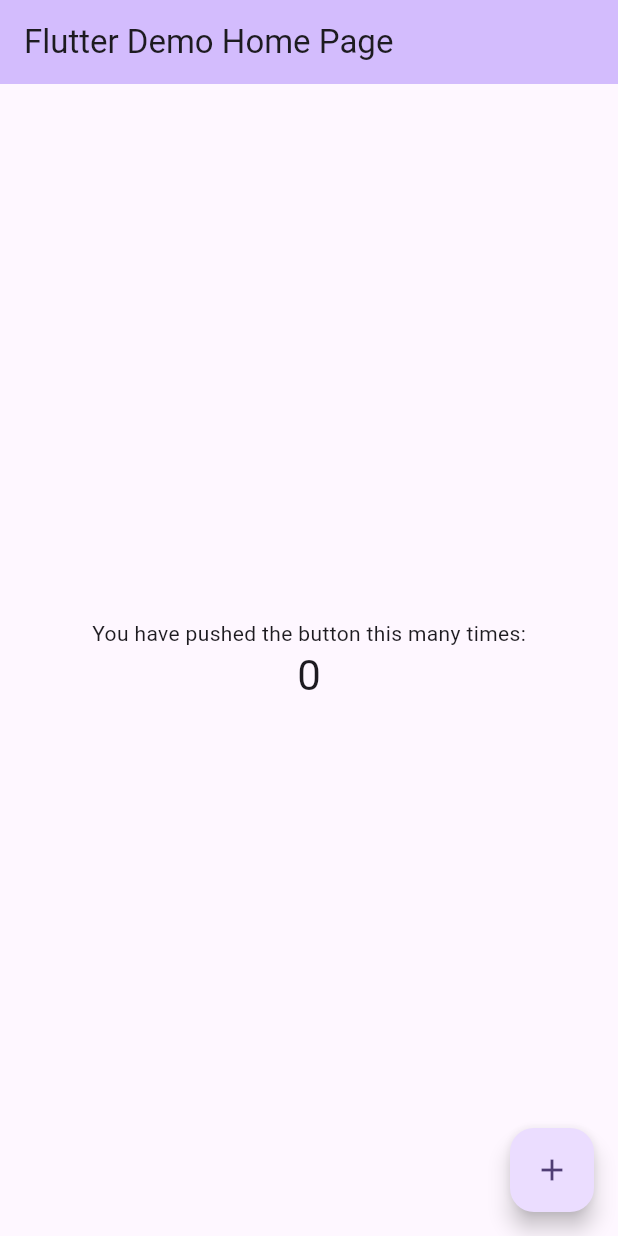
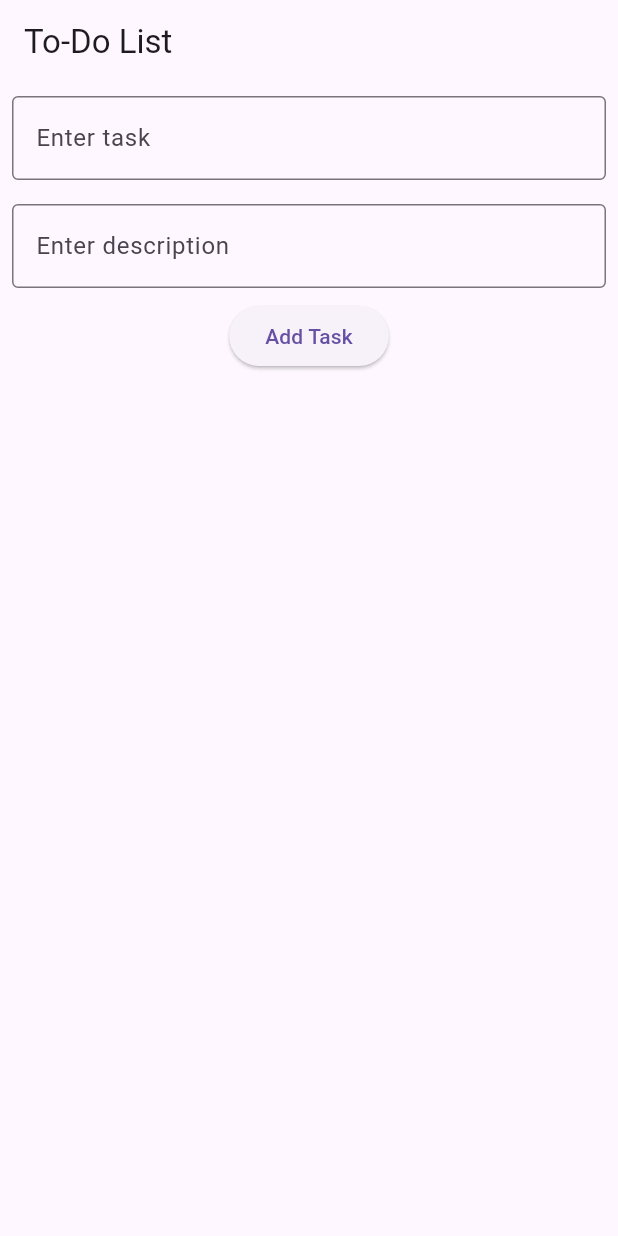
Before and after one commit to hagry2015/todo-list, a Flutter app: the screen it shows after launch, on a phone screen of 412 x 824 dp. Run offline on Flutter 3.47's test engine with Material 3 defaults, Android fonts, the phone set to English and light mode, and no system bars; our stand-ins replace shared_preferences.

Commit message:
updated file

```diff
--- a/lib/main.dart
+++ b/lib/main.dart
@@ -1,125 +1,210 @@
 import 'package:flutter/material.dart';
+import 'package:shared_preferences/shared_preferences.dart';
+import 'task_model.dart';
 
 void main() {
-  runApp(const MyApp());
+  runApp(const TodoApp());
 }
 
-class MyApp extends StatelessWidget {
-  const MyApp({super.key});
+class TodoApp extends StatelessWidget {
+  const TodoApp({Key? key}) : super(key: key);
 
-  // This widget is the root of your application.
   @override
   Widget build(BuildContext context) {
     return MaterialApp(
-      title: 'Flutter Demo',
+      debugShowCheckedModeBanner: false,
+      title: 'To-Do List App',
       theme: ThemeData(
-        // This is the theme of your application.
-        //
-        // TRY THIS: Try running your application with "flutter run". You'll see
-        // the application has a purple toolbar. Then, without quitting the app,
-        // try changing the seedColor in the colorScheme below to Colors.green
-        // and then invoke "hot reload" (save your changes or press the "hot
-        // reload" button in a Flutter-supported IDE, or press "r" if you used
-        // the command line to start the app).
-        //
-        // Notice that the counter didn't reset back to zero; the application
-        // state is not lost during the reload. To reset the state, use hot
-        // restart instead.
-        //
-        // This works for code too, not just values: Most code changes can be
-        // tested with just a hot reload.
-        colorScheme: ColorScheme.fromSeed(seedColor: Colors.deepPurple),
-        useMaterial3: true,
+        primarySwatch: Colors.blue,
       ),
-      home: const MyHomePage(title: 'Flutter Demo Home Page'),
+      home: const TodoListScreen(),
     );
   }
 }
 
-class MyHomePage extends StatefulWidget {
-  const MyHomePage({super.key, required this.title});
-
-  // This widget is the home page of your application. It is stateful, meaning
-  // that it has a State object (defined below) that contains fields that affect
-  // how it looks.
-
-  // This class is the configuration for the state. It holds the values (in this
-  // case the title) provided by the parent (in this case the App widget) and
-  // used by the build method of the State. Fields in a Widget subclass are
-  // always marked "final".
-
-  final String title;
+class TodoListScreen extends StatefulWidget {
+  const TodoListScreen({Key? key}) : super(key: key);
 
   @override
-  State<MyHomePage> createState() => _MyHomePageState();
+  _TodoListScreenState createState() => _TodoListScreenState();
 }
 
-class _MyHomePageState extends State<MyHomePage> {
-  int _counter = 0;
+class _TodoListScreenState extends State<TodoListScreen> {
+  List<Task> _tasks = [];
+  TextEditingController _taskController = TextEditingController();
+  TextEditingController _taskControllerDesc = TextEditingController();
 
-  void _incrementCounter() {
+  @override
+  void initState() {
+    super.initState();
+    _loadTasks();
+  }
+
+  // Load tasks from SharedPreferences
+  Future<void> _loadTasks() async {
+    final prefs = await SharedPreferences.getInstance();
+    final String? tasksString = prefs.getString('tasks');
+    if (tasksString != null) {
+      setState(() {
+        _tasks = Task.decode(tasksString);
+      });
+    }
+  }
+
+  // Save tasks to SharedPreferences
+  Future<void> _saveTasks() async {
+    final prefs = await SharedPreferences.getInstance();
+    prefs.setString('tasks', Task.encode(_tasks));
+  }
+
+  // Add a task
+  void _addTask() {
+    if (_taskController.text.isNotEmpty) {
+      setState(() {
+        _tasks.add(Task(title: _taskController.text,description: _taskControllerDesc.text));
+      });
+      _taskController.clear();
+      _taskControllerDesc.clear();
+      _saveTasks(); // Save after adding
+    }
+  }
+
+  // Edit a task
+  void _editTask(int index) {
+    showDialog(
+      context: context,
+      builder: (context) {
+        TextEditingController _editController =
+        TextEditingController(text: _tasks[index].title);
+
+        TextEditingController _editControllerDesc =
+        TextEditingController(text: _tasks[index].description ?? "");
+
+        return AlertDialog(
+          title: const Text('Edit Task'),
+          content: Column(
+            children: [
+              TextField(
+                controller: _editController,
+                decoration: const InputDecoration(hintText: "Enter new task"),
+              ),
+              TextField(
+                controller: _editControllerDesc,
+                decoration: const InputDecoration(hintText: "Enter description"),
+              ),
+            ],
+          ),
+          actions: [
+            TextButton(
+              onPressed: () {
+                setState(() {
+                  _tasks[index].title = _editController.text;
+                  _tasks[index].description = _editControllerDesc.text;
+
+                });
+                _saveTasks(); // Save after editing
+                Navigator.pop(context);
+              },
+              child: const Text('Save'),
+            ),
+            TextButton(
+              onPressed: () {
+                Navigator.pop(context);
+              },
+              child: const Text('Cancel'),
+            ),
+          ],
+        );
+      },
+    );
+  }
+
+  // Delete a task
+  void _deleteTask(int index) {
     setState(() {
-      // This call to setState tells the Flutter framework that something has
-      // changed in this State, which causes it to rerun the build method below
-      // so that the display can reflect the updated values. If we changed
-      // _counter without calling setState(), then the build method would not be
-      // called again, and so nothing would appear to happen.
-      _counter++;
+      _tasks.removeAt(index);
     });
+    _saveTasks(); // Save after deleting
+  }
+
+  // Mark task as complete/incomplete
+  void _toggleTaskCompletion(int index) {
+    setState(() {
+      _tasks[index].isCompleted = !_tasks[index].isCompleted;
+    });
+    _saveTasks(); // Save after toggling completion
   }
 
   @override
   Widget build(BuildContext context) {
-    // This method is rerun every time setState is called, for instance as done
-    // by the _incrementCounter method above.
-    //
-    // The Flutter framework has been optimized to make rerunning build methods
-    // fast, so that you can just rebuild anything that needs updating rather
-    // than having to individually change instances of widgets.
     return Scaffold(
       appBar: AppBar(
-        // TRY THIS: Try changing the color here to a specific color (to
-        // Colors.amber, perhaps?) and trigger a hot reload to see the AppBar
-        // change color while the other colors stay the same.
-        backgroundColor: Theme.of(context).colorScheme.inversePrimary,
-        // Here we take the value from the MyHomePage object that was created by
-        // the App.build method, and use it to set our appbar title.
-        title: Text(widget.title),
+        title: const Text('To-Do List'),
       ),
-      body: Center(
-        // Center is a layout widget. It takes a single child and positions it
-        // in the middle of the parent.
-        child: Column(
-          // Column is also a layout widget. It takes a list of children and
-          // arranges them vertically. By default, it sizes itself to fit its
-          // children horizontally, and tries to be as tall as its parent.
-          //
-          // Column has various properties to control how it sizes itself and
-          // how it positions its children. Here we use mainAxisAlignment to
-          // center the children vertically; the main axis here is the vertical
-          // axis because Columns are vertical (the cross axis would be
-          // horizontal).
-          //
-          // TRY THIS: Invoke "debug painting" (choose the "Toggle Debug Paint"
-          // action in the IDE, or press "p" in the console), to see the
-          // wireframe for each widget.
-          mainAxisAlignment: MainAxisAlignment.center,
-          children: <Widget>[
-            const Text(
-              'You have pushed the button this many times:',
+      body: Column(
+        children: [
+          Padding(
+            padding: const EdgeInsets.all(8.0),
+            child: TextField(
+              controller: _taskController,
+              decoration: const InputDecoration(
+                labelText: 'Enter task',
+                border: OutlineInputBorder(),
+              ),
             ),
-            Text(
-              '$_counter',
-              style: Theme.of(context).textTheme.headlineMedium,
+          ),
+          Padding(
+            padding: const EdgeInsets.all(8.0),
+            child: TextField(
+              controller: _taskControllerDesc,
+              decoration: const InputDecoration(
+                labelText: 'Enter description',
+                border: OutlineInputBorder(),
+              ),
             ),
-          ],
-        ),
+          ),
+          ElevatedButton(
+            onPressed: _addTask,
+            child: const Text('Add Task'),
+          ),
+          Expanded(
+            child: ListView.builder(
+              itemCount: _tasks.length,
+              itemBuilder: (context, index) {
+                return ListTile(
+                  title: Text(
+                    _tasks[index].title,
+                    style: TextStyle(
+                      decoration: _tasks[index].isCompleted
+                          ? TextDecoration.lineThrough
+                          : TextDecoration.none,
+                    ),
+                  ),
+                  trailing: Row(
+                    mainAxisSize: MainAxisSize.min,
+                    children: [
+                      Checkbox(
+                        value: _tasks[index].isCompleted,
+                        onChanged: (value) {
+                          _toggleTaskCompletion(index);
+                        },
+                      ),
+                      IconButton(
+                        icon: const Icon(Icons.edit),
+                        onPressed: () => _editTask(index),
+                      ),
+                      IconButton(
+                        icon: const Icon(Icons.delete),
+                        onPressed: () => _deleteTask(index),
+                      ),
+                    ],
+                  ),
+                );
+              },
+            ),
+          ),
+        ],
       ),
-      floatingActionButton: FloatingActionButton(
-        onPressed: _incrementCounter,
-        tooltip: 'Increment',
-        child: const Icon(Icons.add),
-      ), // This trailing comma makes auto-formatting nicer for build methods.
     );
   }
 }
--- /dev/null
+++ b/lib/task_model.dart
@@ -0,0 +1,40 @@
+import 'dart:convert';
+
+class Task {
+  String title;
+  String description;
+
+  bool isCompleted;
+
+  Task({required this.title,required this.description, this.isCompleted = false});
+
+  // Convert Task to a map for saving in SharedPreferences
+  Map<String, dynamic> toMap() {
+    return {
+      'title': title,
+      'description': description,
+      'isCompleted': isCompleted,
+    };
+  }
+
+  // Convert a map to a Task
+  static Task fromMap(Map<String, dynamic> map) {
+    return Task(
+      title: map['title'],
+      description: map['description'],
+
+      isCompleted: map['isCompleted'],
+    );
+  }
+
+  // Encode task to JSON
+  static String encode(List<Task> tasks) => json.encode(
+    tasks.map<Map<String, dynamic>>((task) => task.toMap()).toList(),
+  );
+
+  // Decode tasks from JSON
+  static List<Task> decode(String tasks) =>
+      (json.decode(tasks) as List<dynamic>)
+          .map<Task>((item) => Task.fromMap(item))
+          .toList();
+}
--- a/pubspec.yaml
+++ b/pubspec.yaml
@@ -1,4 +1,4 @@
-name: todo_list_app
+name: todo_list
 description: "A new Flutter project."
 # The following line prevents the package from being accidentally published to
 # pub.dev using `flutter pub publish`. This is preferred for private packages.
```
Also changed, not shown: pubspec.lock, 216 other files.
